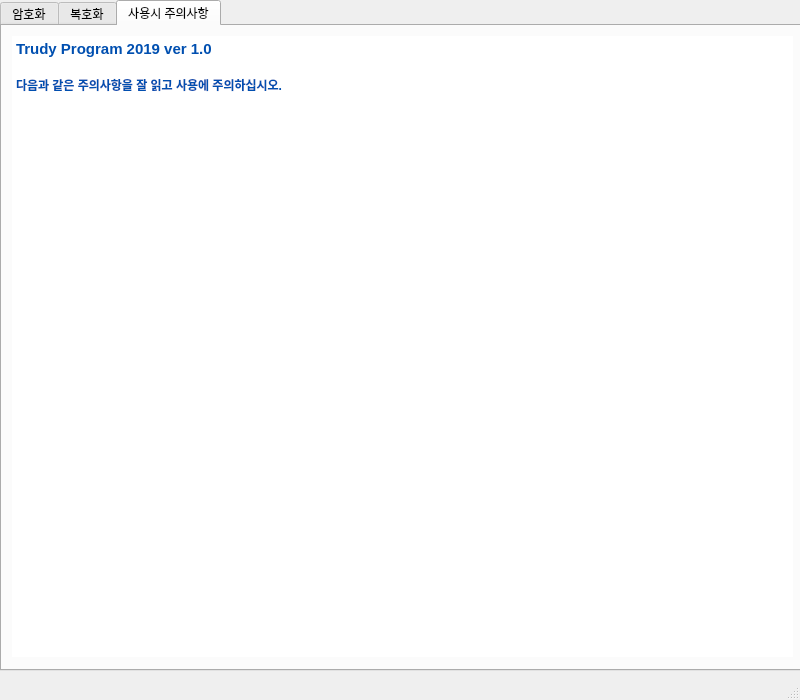
This is Trudy 2019.ui in wool0826/Team-Trudy as Qt 5 draws it before an edit. The edited form follows.
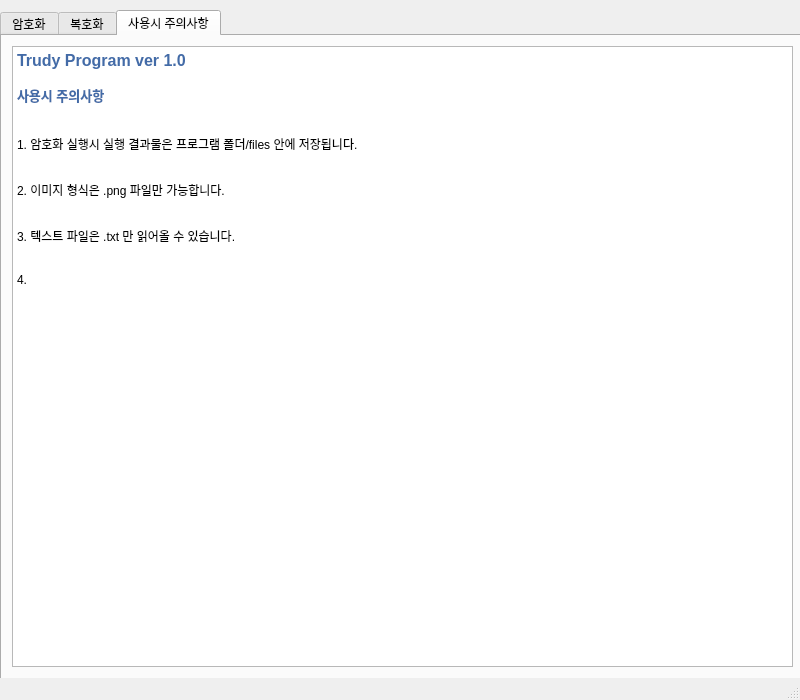
This is the edited form. The open tabs and pages were chosen to show the change.

Patch:
```diff
--- a/Trudy 2019.ui
+++ b/Trudy 2019.ui
@@ -18,7 +18,7 @@
     <property name="geometry">
      <rect>
       <x>0</x>
-      <y>0</y>
+      <y>10</y>
       <width>801</width>
       <height>671</height>
      </rect>
@@ -351,24 +351,6 @@
         <height>621</height>
        </rect>
       </property>
-      <property name="cursor" stdset="0">
-       <cursorShape>UpArrowCursor</cursorShape>
-      </property>
-      <property name="contextMenuPolicy">
-       <enum>Qt::NoContextMenu</enum>
-      </property>
-      <property name="autoFillBackground">
-       <bool>false</bool>
-      </property>
-      <property name="frameShape">
-       <enum>QFrame::NoFrame</enum>
-      </property>
-      <property name="frameShadow">
-       <enum>QFrame::Plain</enum>
-      </property>
-      <property name="lineWidth">
-       <number>0</number>
-      </property>
       <property name="readOnly">
        <bool>true</bool>
       </property>
@@ -377,9 +359,21 @@
 &lt;html&gt;&lt;head&gt;&lt;meta name=&quot;qrichtext&quot; content=&quot;1&quot; /&gt;&lt;style type=&quot;text/css&quot;&gt;
 p, li { white-space: pre-wrap; }
 &lt;/style&gt;&lt;/head&gt;&lt;body style=&quot; font-family:'Gulim'; font-size:9pt; font-weight:400; font-style:normal;&quot;&gt;
-&lt;p style=&quot; margin-top:0px; margin-bottom:0px; margin-left:0px; margin-right:0px; -qt-block-indent:0; text-indent:0px;&quot;&gt;&lt;span style=&quot; font-size:11pt; font-weight:600; color:#004fb0;&quot;&gt;Trudy Program 2019 ver 1.0&lt;/span&gt;&lt;/p&gt;
-&lt;p style=&quot;-qt-paragraph-type:empty; margin-top:0px; margin-bottom:0px; margin-left:0px; margin-right:0px; -qt-block-indent:0; text-indent:0px; font-size:11pt; font-weight:600; color:#004fb0;&quot;&gt;&lt;br /&gt;&lt;/p&gt;
-&lt;p style=&quot; margin-top:0px; margin-bottom:0px; margin-left:0px; margin-right:0px; -qt-block-indent:0; text-indent:0px;&quot;&gt;&lt;span style=&quot; font-weight:600; color:#004fb0;&quot;&gt;다음과 같은 주의사항을 잘 읽고 사용에 주의하십시오.&lt;/span&gt;&lt;/p&gt;&lt;/body&gt;&lt;/html&gt;</string>
+&lt;p style=&quot; margin-top:0px; margin-bottom:0px; margin-left:0px; margin-right:0px; -qt-block-indent:0; text-indent:0px;&quot;&gt;&lt;span style=&quot; font-size:12pt; font-weight:600; color:#436ba7;&quot;&gt;Trudy Program ver 1.0&lt;/span&gt;&lt;/p&gt;
+&lt;p style=&quot;-qt-paragraph-type:empty; margin-top:0px; margin-bottom:0px; margin-left:0px; margin-right:0px; -qt-block-indent:0; text-indent:0px; font-size:10pt; font-weight:600; color:#436ba7;&quot;&gt;&lt;br /&gt;&lt;/p&gt;
+&lt;p style=&quot; margin-top:0px; margin-bottom:0px; margin-left:0px; margin-right:0px; -qt-block-indent:0; text-indent:0px;&quot;&gt;&lt;span style=&quot; font-size:10pt; font-weight:600; color:#436ba7;&quot;&gt;사용시 주의사항&lt;/span&gt;&lt;/p&gt;
+&lt;p style=&quot;-qt-paragraph-type:empty; margin-top:0px; margin-bottom:0px; margin-left:0px; margin-right:0px; -qt-block-indent:0; text-indent:0px; font-size:10pt; font-weight:600; color:#436ba7;&quot;&gt;&lt;br /&gt;&lt;/p&gt;
+&lt;p style=&quot;-qt-paragraph-type:empty; margin-top:0px; margin-bottom:0px; margin-left:0px; margin-right:0px; -qt-block-indent:0; text-indent:0px; font-size:10pt; font-weight:600; color:#436ba7;&quot;&gt;&lt;br /&gt;&lt;/p&gt;
+&lt;p style=&quot; margin-top:0px; margin-bottom:0px; margin-left:0px; margin-right:0px; -qt-block-indent:0; text-indent:0px;&quot;&gt;1. 암호화 실행시 실행 결과물은 프로그램 폴더/files 안에 저장됩니다.&lt;/p&gt;
+&lt;p style=&quot;-qt-paragraph-type:empty; margin-top:0px; margin-bottom:0px; margin-left:0px; margin-right:0px; -qt-block-indent:0; text-indent:0px;&quot;&gt;&lt;br /&gt;&lt;/p&gt;
+&lt;p style=&quot;-qt-paragraph-type:empty; margin-top:0px; margin-bottom:0px; margin-left:0px; margin-right:0px; -qt-block-indent:0; text-indent:0px;&quot;&gt;&lt;br /&gt;&lt;/p&gt;
+&lt;p style=&quot; margin-top:0px; margin-bottom:0px; margin-left:0px; margin-right:0px; -qt-block-indent:0; text-indent:0px;&quot;&gt;2. 이미지 형식은 .png 파일만 가능합니다.&lt;/p&gt;
+&lt;p style=&quot;-qt-paragraph-type:empty; margin-top:0px; margin-bottom:0px; margin-left:0px; margin-right:0px; -qt-block-indent:0; text-indent:0px;&quot;&gt;&lt;br /&gt;&lt;/p&gt;
+&lt;p style=&quot;-qt-paragraph-type:empty; margin-top:0px; margin-bottom:0px; margin-left:0px; margin-right:0px; -qt-block-indent:0; text-indent:0px;&quot;&gt;&lt;br /&gt;&lt;/p&gt;
+&lt;p style=&quot; margin-top:0px; margin-bottom:0px; margin-left:0px; margin-right:0px; -qt-block-indent:0; text-indent:0px;&quot;&gt;3. 텍스트 파일은 .txt 만 읽어올 수 있습니다.&lt;/p&gt;
+&lt;p style=&quot;-qt-paragraph-type:empty; margin-top:0px; margin-bottom:0px; margin-left:0px; margin-right:0px; -qt-block-indent:0; text-indent:0px;&quot;&gt;&lt;br /&gt;&lt;/p&gt;
+&lt;p style=&quot;-qt-paragraph-type:empty; margin-top:0px; margin-bottom:0px; margin-left:0px; margin-right:0px; -qt-block-indent:0; text-indent:0px;&quot;&gt;&lt;br /&gt;&lt;/p&gt;
+&lt;p style=&quot; margin-top:0px; margin-bottom:0px; margin-left:0px; margin-right:0px; -qt-block-indent:0; text-indent:0px;&quot;&gt;4.   &lt;/p&gt;&lt;/body&gt;&lt;/html&gt;</string>
       </property>
      </widget>
     </widget>
```
Left out of the diff: 6 changed lines with no effect on the pictures.
